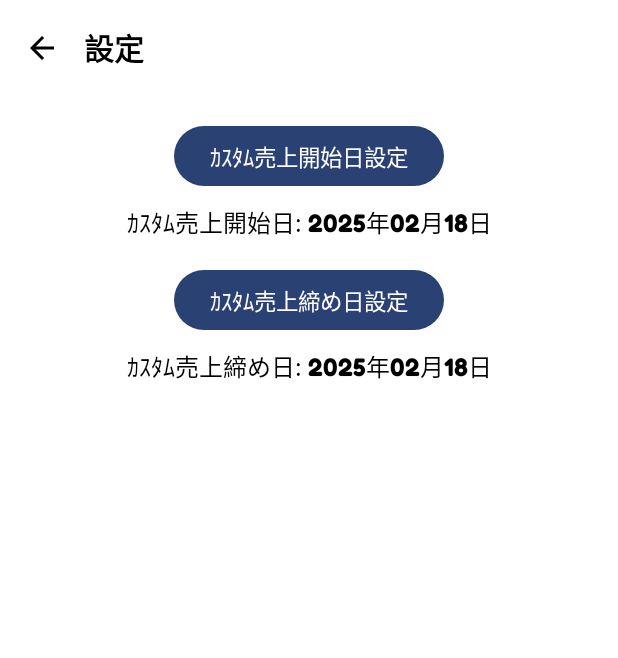
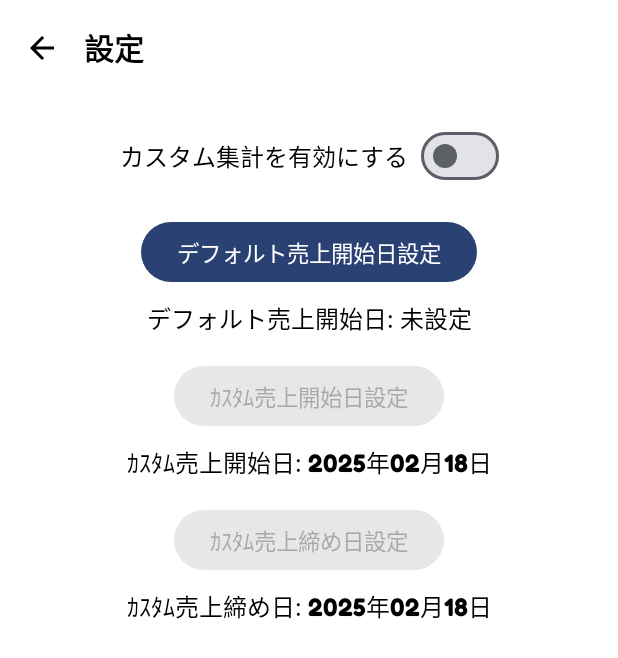
Before and after one commit to tomaspoppo/iikagennnishiro, an Android app built with Jetpack Compose: the screen it shows after launch (MainActivity), after a tap on "設定", on a phone screen of 412 x 824 dp. Shown: the top 658 px of the screen. Run offline under Robolectric (Android 15) with nearby library versions, the light colour scheme and no system bars; Roboto replaces fonts that are not available here.

Commit message:
Fix: スプラッシュ画面大量ホタル→設定画面でｶｽﾀﾑ売上開始締日ボタン設置→出庫時間登録ボタン帰庫時間登録ボタン確定したらリセットまでOK

```diff
--- a/app/src/main/java/com/example/iikagennnishiro/ui/SettingsScreen.kt
+++ b/app/src/main/java/com/example/iikagennnishiro/ui/SettingsScreen.kt
@@ -26,21 +26,19 @@ fun SettingsScreen(navController: NavController, onBackClick: () -> Unit) {
     val context = LocalContext.current
     val sharedPreferences = context.getSharedPreferences("SalesData", Context.MODE_PRIVATE)
 
+    var defaultStartDate by remember { mutableStateOf("") }
     var customStartDate by remember { mutableStateOf("") }
     var customEndDate by remember { mutableStateOf("") }
-    var showCustomDateDialog by remember { mutableStateOf(false) }
-    var showFirstDialog by remember { mutableStateOf(false) }
-    var showEndDialog by remember { mutableStateOf(false) }
+    var showDatePicker by remember { mutableStateOf(false) }
+    var datePickerMode by remember { mutableStateOf("") }
+    var isCustomEnabled by remember { mutableStateOf(false) }
 
     LaunchedEffect(Unit) {
-        println("⚙ 設定画面が開いた") // デバッグログ
-        try {
         val today = SimpleDateFormat("yyyy年MM月dd日", Locale.JAPAN).format(Date())
+        defaultStartDate = sharedPreferences.getString("DefaultStartDate", "未設定") ?: "未設定"
         customStartDate = sharedPreferences.getString("CustomStartDate", today) ?: "未設定"
         customEndDate = sharedPreferences.getString("CustomEndDate", today) ?: "未設定"
-        } catch (e: Exception) {
-            println("エラー: ${e.localizedMessage}")
-        }
+        isCustomEnabled = sharedPreferences.getBoolean("CustomEnabled", false)
     }
 
     Scaffold(
@@ -64,7 +62,50 @@ fun SettingsScreen(navController: NavController, onBackClick: () -> Unit) {
                     .padding(16.dp),
                 horizontalAlignment = Alignment.CenterHorizontally
             ) {
-                Button(onClick = { showFirstDialog = true }) {
+                // 🔹 スライドスイッチ
+                Row(
+                    verticalAlignment = Alignment.CenterVertically
+                ) {
+                    Text("カスタム集計を有効にする", fontSize = 16.sp, color = Color.Black)
+                    Spacer(modifier = Modifier.width(8.dp))
+                    Switch(
+                        checked = isCustomEnabled,
+                        onCheckedChange = {
+                            isCustomEnabled = it
+                            sharedPreferences.edit().putBoolean("CustomEnabled", it).apply()
+                        }
+                    )
+                }
+
+                Spacer(modifier = Modifier.height(16.dp))
+
+                // 🔹 デフォルト売上開始日設定
+                Button(
+                    onClick = {
+                        datePickerMode = "default"
+                        showDatePicker = true
+                    },
+                    enabled = !isCustomEnabled
+                ) {
+                    Text("デフォルト売上開始日設定", fontSize = 15.sp)
+                }
+                Spacer(modifier = Modifier.height(8.dp))
+                Text(
+                    "デフォルト売上開始日: ${if (defaultStartDate.isNotEmpty()) defaultStartDate else "未設定"}",
+                    fontSize = 16.sp,
+                    color = Color.Black
+                )
+
+                Spacer(modifier = Modifier.height(16.dp))
+
+                // 🔹 カスタム売上開始日設定
+                Button(
+                    onClick = {
+                        datePickerMode = "customStart"
+                        showDatePicker = true
+                    },
+                    enabled = isCustomEnabled
+                ) {
                     Text("ｶｽﾀﾑ売上開始日設定", fontSize = 15.sp)
                 }
                 Spacer(modifier = Modifier.height(8.dp))
@@ -73,8 +114,17 @@ fun SettingsScreen(navController: NavController, onBackClick: () -> Unit) {
                     fontSize = 16.sp,
                     color = Color.Black
                 )
+
                 Spacer(modifier = Modifier.height(16.dp))
-                Button(onClick = { showEndDialog = true }) {
+
+                // 🔹 カスタム売上締め日設定
+                Button(
+                    onClick = {
+                        datePickerMode = "customEnd"
+                        showDatePicker = true
+                    },
+                    enabled = isCustomEnabled
+                ) {
                     Text("ｶｽﾀﾑ売上締め日設定", fontSize = 15.sp)
                 }
                 Spacer(modifier = Modifier.height(8.dp))
@@ -84,62 +134,34 @@ fun SettingsScreen(navController: NavController, onBackClick: () -> Unit) {
                     color = Color.Black
                 )
 
-                if (showFirstDialog) {
-                    AlertDialog(
-                        onDismissRequest = { showFirstDialog = false },
-                        text = { Text("売上開始日を決めて下さい") },
-                        confirmButton = {
-                            Button(
-                                onClick = {
-                                    showFirstDialog = false
-                                    showCustomDateDialog = true
-                                },
-                                colors = ButtonDefaults.buttonColors(containerColor = Color(0xFFFFC0CB))
-                            ) {
-                                Text("はい")
-                            }
-                        },
-                        dismissButton = {
-                            Button(onClick = { showFirstDialog = false }) {
-                                Text("いいえ")
+                Spacer(modifier = Modifier.height(16.dp))
             }
         }
     )
-                }
 
-                if (showEndDialog) {
-                    AlertDialog(
-                        onDismissRequest = { showEndDialog = false },
-                        text = { Text("売上締め日を決めて下さい") },
-                        confirmButton = {
-                            Button(
-                                onClick = {
-                                    showEndDialog = false
-                                    showCustomDateDialog = true
-                                },
-                                colors = ButtonDefaults.buttonColors(containerColor = Color(0xFFFFC0CB))
-                            ) {
-                                Text("はい")
-                            }
-                        },
-                        dismissButton = {
-                            Button(onClick = { showEndDialog = false }) {
-                                Text("いいえ")
-                            }
-                        }
-                    )
-                }
-
-                if (showCustomDateDialog) {
+    // 🔹 カレンダーダイアログ（共通）
+    if (showDatePicker) {
         val calendar = Calendar.getInstance()
 
         DatePickerDialog(
             context,
             { _, year, month, dayOfMonth ->
                 val date = "${year}年${month + 1}月${dayOfMonth}日"
-                            if (showFirstDialog) customStartDate = date else customEndDate = date
-                            saveCustomDateRange(context, customStartDate, customEndDate)
-                            showCustomDateDialog = false
+                when (datePickerMode) {
+                    "default" -> {
+                        defaultStartDate = date
+                        sharedPreferences.edit().putString("DefaultStartDate", date).apply()
+                    }
+                    "customStart" -> {
+                        customStartDate = date
+                        sharedPreferences.edit().putString("CustomStartDate", date).apply()
+                    }
+                    "customEnd" -> {
+                        customEndDate = date
+                        sharedPreferences.edit().putString("CustomEndDate", date).apply()
+                    }
+                }
+                showDatePicker = false
             },
             calendar.get(Calendar.YEAR),
             calendar.get(Calendar.MONTH),
@@ -147,6 +169,3 @@ fun SettingsScreen(navController: NavController, onBackClick: () -> Unit) {
         ).show()
     }
 }
-        }
-    )
-}
```
Lines whose indentation alone changed are shown as unchanged.
